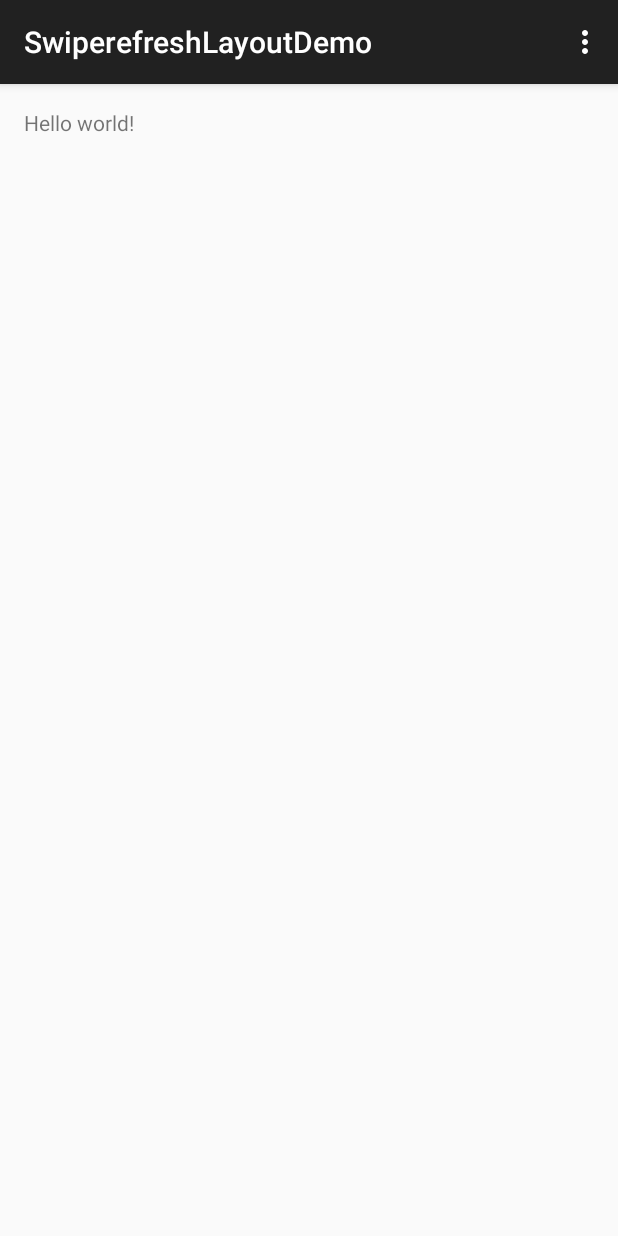
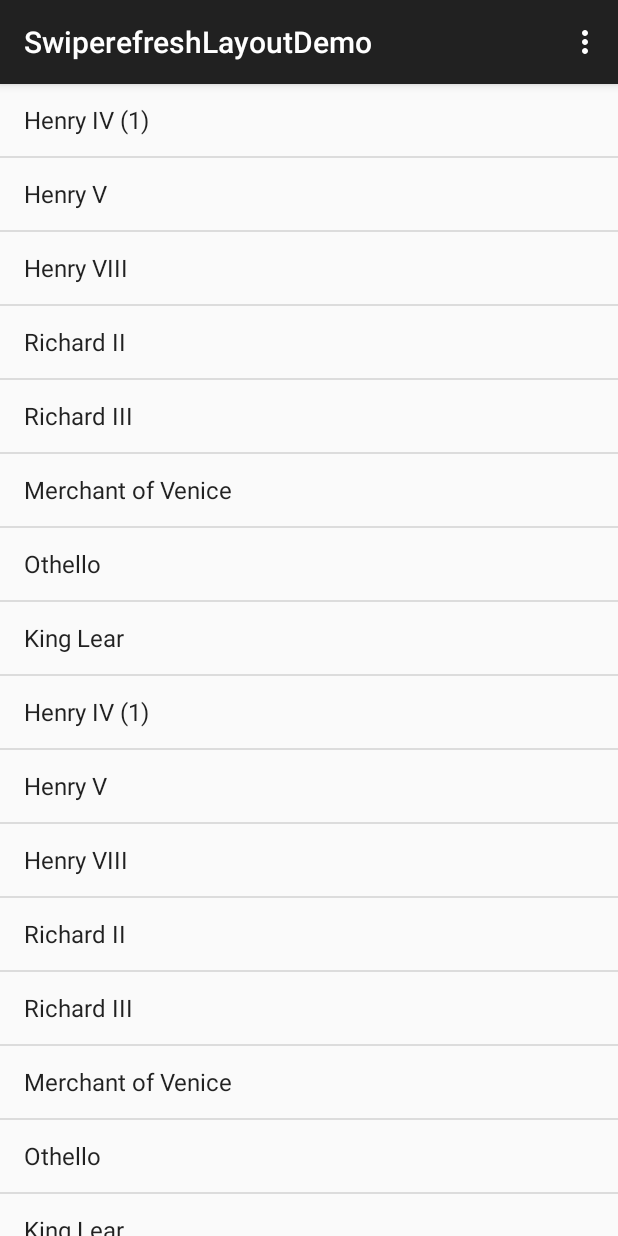
Before and after one commit to linxiaowu/SwipeRefreshLayoutDemo, an Android app: the screen it shows after launch (MainActivity), on a phone screen of 412 x 824 dp. Run offline under Robolectric (Android 15) with nearby library versions, the phone set to English and light mode, and no system bars.

Commit message:
【ADD】官方下来刷新小Demo

```diff
--- /dev/null
+++ b/src/main/java/linxiaowu/com/swiperefreshlayoutdemo/BaseListFragment.java
@@ -0,0 +1,65 @@
+package linxiaowu.com.swiperefreshlayoutdemo;
+
+
+import android.os.Bundle;
+import android.app.Fragment;
+import android.os.Handler;
+import android.support.v4.widget.SwipeRefreshLayout;
+import android.view.LayoutInflater;
+import android.view.View;
+import android.view.ViewGroup;
+
+
+public abstract class BaseListFragment extends Fragment {
+
+
+    private SwipeRefreshLayout swipeRefreshLayout;
+
+    private final Runnable refreshDone = new Runnable() {
+        @Override
+        public void run() {
+            swipeRefreshLayout.setRefreshing(false);
+        }
+    };
+
+    private Handler handler = new Handler();
+
+    public BaseListFragment() {
+    }
+
+    @Override
+    public void onCreate(Bundle savedInstanceState) {
+        super.onCreate(savedInstanceState);
+    }
+
+    @Override
+    public View onCreateView(LayoutInflater inflater, ViewGroup container,
+                             Bundle savedInstanceState) {
+        return inflater.inflate(R.layout.fragment_base_list, container, false);
+    }
+
+    @Override
+    public void onViewCreated(View view, Bundle savedInstanceState) {
+        super.onViewCreated(view, savedInstanceState);
+
+        swipeRefreshLayout = (SwipeRefreshLayout) view.findViewById(R.id.swipeLayout);
+//        swipeRefreshLayout.setColorSchemeColors(
+//                R.color.color1);
+        swipeRefreshLayout.setSize(SwipeRefreshLayout.DEFAULT);
+
+        swipeRefreshLayout.setOnRefreshListener(new SwipeRefreshLayout.OnRefreshListener() {
+            @Override
+            public void onRefresh() {
+                handler.removeCallbacks(refreshDone);
+                handler.postDelayed(refreshDone, 1000);
+                refresh();
+            }
+        });
+        swipeRefreshLayout.setProgressViewEndTarget(false, 200);
+    }
+
+
+    protected abstract void refresh();
+
+
+}
--- /dev/null
+++ b/src/main/java/linxiaowu/com/swiperefreshlayoutdemo/BlankFragment.java
@@ -0,0 +1,76 @@
+package linxiaowu.com.swiperefreshlayoutdemo;
+
+
+import android.os.Bundle;
+import android.app.Fragment;
+import android.view.LayoutInflater;
+import android.view.View;
+import android.view.ViewGroup;
+import android.widget.ArrayAdapter;
+import android.widget.ListView;
+import android.widget.TextView;
+import android.widget.Toast;
+
+
+public class BlankFragment extends BaseListFragment {
+
+
+    public static BlankFragment newInstance() {
+        Bundle args = new Bundle();
+        BlankFragment fragment = new BlankFragment();
+        fragment.setArguments(args);
+        return fragment;
+    }
+
+    public static final String[] TITLES =
+            {
+                    "Henry IV (1)",
+                    "Henry V",
+                    "Henry VIII",
+                    "Richard II",
+                    "Richard III",
+                    "Merchant of Venice",
+                    "Othello",
+                    "King Lear",
+                    "Henry IV (1)",
+                    "Henry V",
+                    "Henry VIII",
+                    "Richard II",
+                    "Richard III",
+                    "Merchant of Venice",
+                    "Othello",
+                    "King Lear",
+                    "Henry IV (1)",
+                    "Henry V",
+                    "Henry VIII",
+                    "Richard II",
+                    "Richard III",
+                    "Merchant of Venice",
+                    "Othello",
+                    "King Lear",
+                    "Henry IV (1)",
+                    "Henry V",
+                    "Henry VIII",
+                    "Richard II",
+                    "Richard III",
+                    "Merchant of Venice",
+                    "Othello",
+                    "King Lear"
+            };
+
+
+    @Override
+    public void onViewCreated(View view, Bundle savedInstanceState) {
+        super.onViewCreated(view, savedInstanceState);
+        ListView listView = (ListView) view.findViewById(R.id.listView);
+        ArrayAdapter arrayAdapter = new ArrayAdapter<>(getActivity(),
+                android.R.layout.simple_list_item_1, android.R.id.text1, TITLES);
+        listView.setAdapter(arrayAdapter);
+    }
+
+    @Override
+    protected void refresh() {
+        Toast.makeText(getActivity(), "刷新", Toast.LENGTH_SHORT).show();
+    }
+
+}
--- a/src/main/java/linxiaowu/com/swiperefreshlayoutdemo/MainActivity.java
+++ b/src/main/java/linxiaowu/com/swiperefreshlayoutdemo/MainActivity.java
@@ -11,6 +11,11 @@ public class MainActivity extends AppCompatActivity {
     protected void onCreate(Bundle savedInstanceState) {
         super.onCreate(savedInstanceState);
         setContentView(R.layout.activity_main);
+        setView();
+    }
+
+    private void setView() {
+        getFragmentManager().beginTransaction().add(R.id.fragmentLayout, BlankFragment.newInstance()).commit();
     }
 
     @Override
--- a/src/main/res/layout/activity_main.xml
+++ b/src/main/res/layout/activity_main.xml
@@ -1,11 +1,13 @@
-<RelativeLayout xmlns:android="http://schemas.android.com/apk/res/android"
-    xmlns:tools="http://schemas.android.com/tools" android:layout_width="match_parent"
-    android:layout_height="match_parent" android:paddingLeft="@dimen/activity_horizontal_margin"
-    android:paddingRight="@dimen/activity_horizontal_margin"
-    android:paddingTop="@dimen/activity_vertical_margin"
-    android:paddingBottom="@dimen/activity_vertical_margin" tools:context=".MainActivity">
+<LinearLayout xmlns:android="http://schemas.android.com/apk/res/android"
+    xmlns:tools="http://schemas.android.com/tools"
+    android:layout_width="match_parent"
+    android:layout_height="match_parent"
+    tools:context=".MainActivity">
 
-    <TextView android:text="@string/hello_world" android:layout_width="wrap_content"
-        android:layout_height="wrap_content" />
+    <FrameLayout
+        android:id="@+id/fragmentLayout"
+        android:layout_width="match_parent"
+        android:layout_height="wrap_content">
+    </FrameLayout>
 
-</RelativeLayout>
+</LinearLayout>
--- /dev/null
+++ b/src/main/res/layout/fragment_base_list.xml
@@ -0,0 +1,13 @@
+<android.support.v4.widget.SwipeRefreshLayout xmlns:android="http://schemas.android.com/apk/res/android"
+    xmlns:tools="http://schemas.android.com/tools"
+    android:id="@+id/swipeLayout"
+    android:layout_width="match_parent"
+    android:layout_height="match_parent"
+    tools:context="linxiaowu.com.swiperefreshlayoutdemo.BaseListFragment">
+
+
+    <ListView
+        android:id="@+id/listView"
+        android:layout_width="wrap_content"
+        android:layout_height="wrap_content" />
+</android.support.v4.widget.SwipeRefreshLayout>
--- a/src/main/res/values/strings.xml
+++ b/src/main/res/values/strings.xml
@@ -3,4 +3,7 @@
 
     <string name="hello_world">Hello world!</string>
     <string name="action_settings">Settings</string>
+
+<!-- TODO: Remove or change this placeholder text -->
+    <string name="hello_blank_fragment">Hello blank fragment</string>
 </resources>
```
